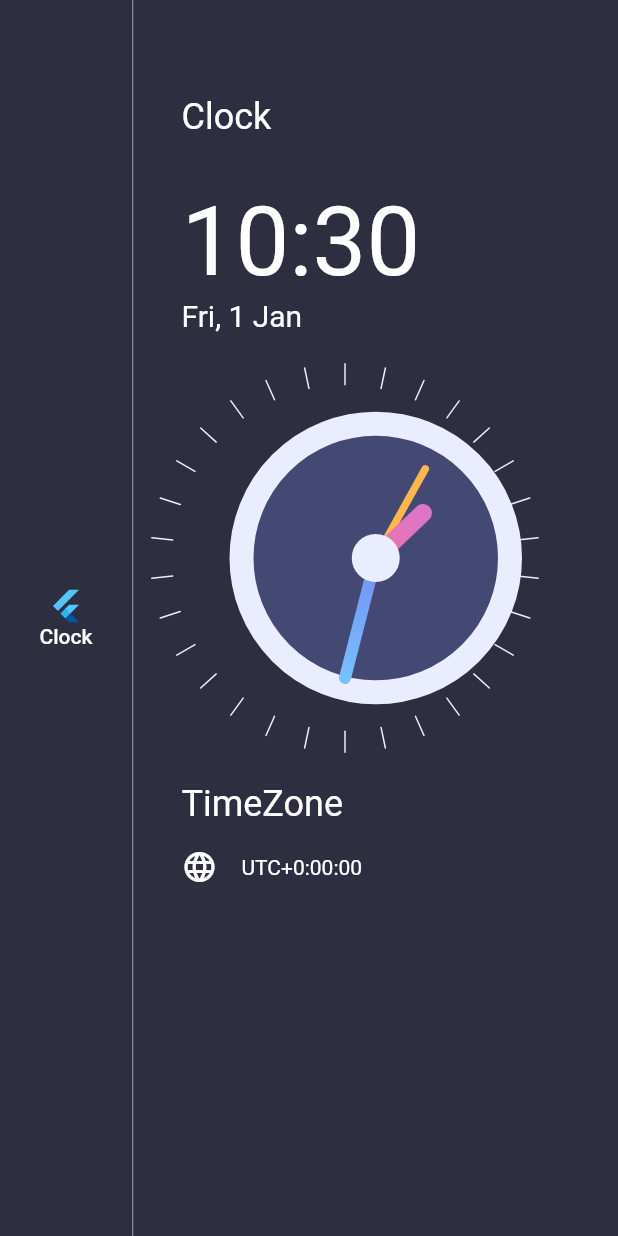
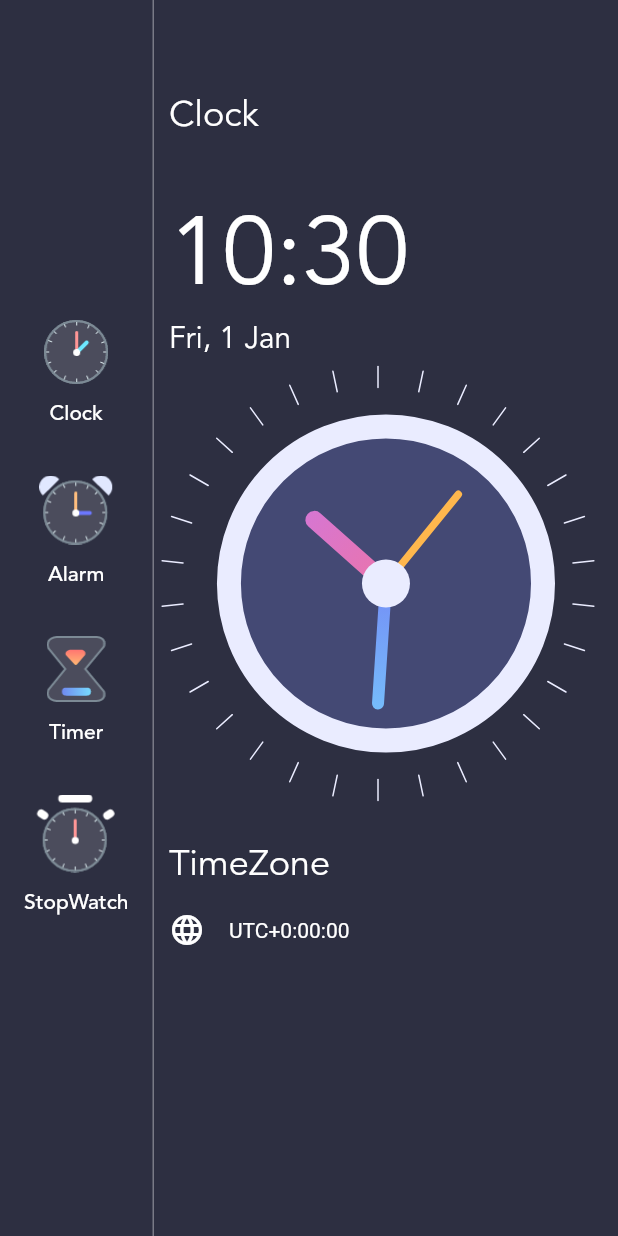
Before and after one commit to impruthvi/Clock, a Flutter app: the screen it shows after launch, on a phone screen of 412 x 824 dp. Run offline on Flutter 3.47's test engine with Material 2 defaults, Android fonts, the phone set to English and light mode, and no system bars.

Commit message:
add navigation buttons and fontfamily

```diff
--- a/lib/homepage.dart
+++ b/lib/homepage.dart
@@ -26,18 +26,10 @@ class _HomePageState extends State<HomePage> {
           Column(
             mainAxisAlignment: MainAxisAlignment.center,
             children: <Widget>[
-              FlatButton(
-                onPressed: null,
-                child: Column(
-                  children: <Widget>[
-                    FlutterLogo(),
-                    Text(
-                      "Clock",
-                      style: TextStyle(color: Colors.white, fontSize: 14),
-                    ),
-                  ],
-                ),
-              )
+              buildMenuButton("Clock", "clock_icon.png"),
+              buildMenuButton("Alarm", "alarm_icon.png"),
+              buildMenuButton("Timer", "timer_icon.png"),
+              buildMenuButton("StopWatch", "stopwatch_icon.png"),
             ],
           ),
           VerticalDivider(
@@ -45,30 +37,31 @@ class _HomePageState extends State<HomePage> {
             width: 1,
           ),
           Expanded(
-                      child: Container(
-              padding: EdgeInsets.symmetric(horizontal: 32,vertical: 64),
+            child: Container(
+              padding: EdgeInsets.symmetric(vertical: 60, horizontal: 10),
               child: Column(
                 crossAxisAlignment: CrossAxisAlignment.start,
                 children: [
                   Text(
                     "Clock",
-                    style: TextStyle(color: Colors.white, fontSize: 24),
+                    style: TextStyle(fontFamily: "avenir",color: Colors.white, fontSize: 24),
                   ),
                   SizedBox(
                     height: 32,
                   ),
                   Text(
                     formattedTime,
-                    style: TextStyle(color: Colors.white, fontSize: 64),
+                    style: TextStyle(fontFamily: "avenir",color: Colors.white, fontSize: 64),
                   ),
                   Text(
                     formattedDate,
-                    style: TextStyle(color: Colors.white, fontSize: 20),
+                    style: TextStyle(fontFamily: "avenir",color: Colors.white, fontSize: 20),
                   ),
                   ClockView(),
+                  SizedBox(height: 20),
                   Text(
                     "TimeZone",
-                    style: TextStyle(color: Colors.white, fontSize: 24),
+                    style: TextStyle(fontFamily: "avenir",color: Colors.white, fontSize: 24),
                   ),
                   SizedBox(
                     height: 16,
@@ -96,4 +89,27 @@ class _HomePageState extends State<HomePage> {
       ),
     );
   }
+
+  Padding buildMenuButton(String title, String image) {
+    return Padding(
+      padding: const EdgeInsets.symmetric(vertical: 16),
+      child: FlatButton(
+        onPressed: null,
+        child: Column(
+          children: <Widget>[
+            Image.asset("assets/" + image,scale: 1.5,),
+            SizedBox(
+              height: 10,
+            ),
+            Text(
+              title,
+              style: TextStyle(fontFamily: "avenir",color: Colors.white, fontSize: 14),
+            ),
+
+
+          ],
+        ),
+      ),
+    );
+  }
 }
--- a/lib/main.dart
+++ b/lib/main.dart
@@ -1,5 +1,7 @@
-import 'package:clock_app/homepage.dart';
+
 import 'package:flutter/material.dart';
+
+import 'homepage.dart';
 
 void main() {
   runApp(MyApp());
```
Also changed, not shown: lib/clock_view.dart (+26 -22 lines), pubspec.yaml (+12 -14 lines), assets/add_alarm.png (added), assets/alarm_icon.png (added), assets/clock_icon.png (added), assets/fonts/Avenir-Book.ttf (added), assets/fonts/Avenir-Heavy.ttf (added), assets/fonts/Avenir-Light.ttf (added), assets/fonts/Avenir-Medium.ttf (added), assets/stopwatch_icon.png (added), assets/timer_icon.png (added).
